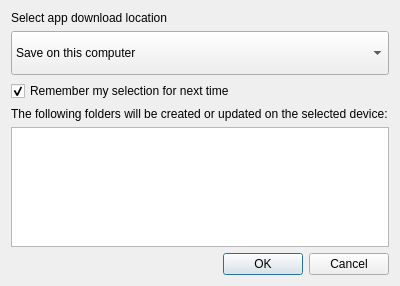
dhtdht020/osc-dl, file gui/dialog/downloadlocation.ui: the form before one commit.
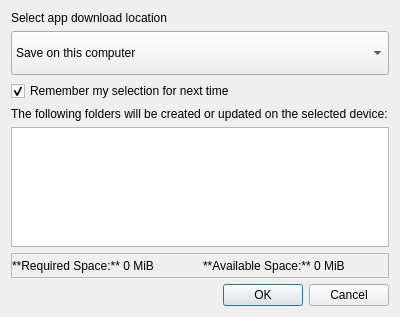
The form after the commit.

Commit message: Added required space / available space labels to download dialog

The edit to the form file:
```diff
--- a/gui/dialog/downloadlocation.ui
+++ b/gui/dialog/downloadlocation.ui
@@ -7,7 +7,7 @@
     <x>0</x>
     <y>0</y>
     <width>400</width>
-    <height>286</height>
+    <height>317</height>
    </rect>
   </property>
   <property name="windowTitle">
@@ -74,6 +74,56 @@
        </property>
       </widget>
      </item>
+     <item>
+      <widget class="QFrame" name="frame">
+       <property name="minimumSize">
+        <size>
+         <width>0</width>
+         <height>25</height>
+        </size>
+       </property>
+       <property name="frameShape">
+        <enum>QFrame::StyledPanel</enum>
+       </property>
+       <property name="frameShadow">
+        <enum>QFrame::Raised</enum>
+       </property>
+       <layout class="QHBoxLayout" name="horizontalLayout">
+        <property name="leftMargin">
+         <number>0</number>
+        </property>
+        <property name="topMargin">
+         <number>0</number>
+        </property>
+        <property name="rightMargin">
+         <number>0</number>
+        </property>
+        <property name="bottomMargin">
+         <number>0</number>
+        </property>
+        <item>
+         <widget class="QLabel" name="label_required_space">
+          <property name="text">
+           <string>**Required Space:** 0 MiB</string>
+          </property>
+          <property name="textFormat">
+           <enum>Qt::MarkdownText</enum>
+          </property>
+         </widget>
+        </item>
+        <item>
+         <widget class="QLabel" name="label_available_space">
+          <property name="text">
+           <string>**Available Space:** 0 MiB</string>
+          </property>
+          <property name="textFormat">
+           <enum>Qt::MarkdownText</enum>
+          </property>
+         </widget>
+        </item>
+       </layout>
+      </widget>
+     </item>
     </layout>
    </item>
    <item>
```
The commit also changes 2 other files.
